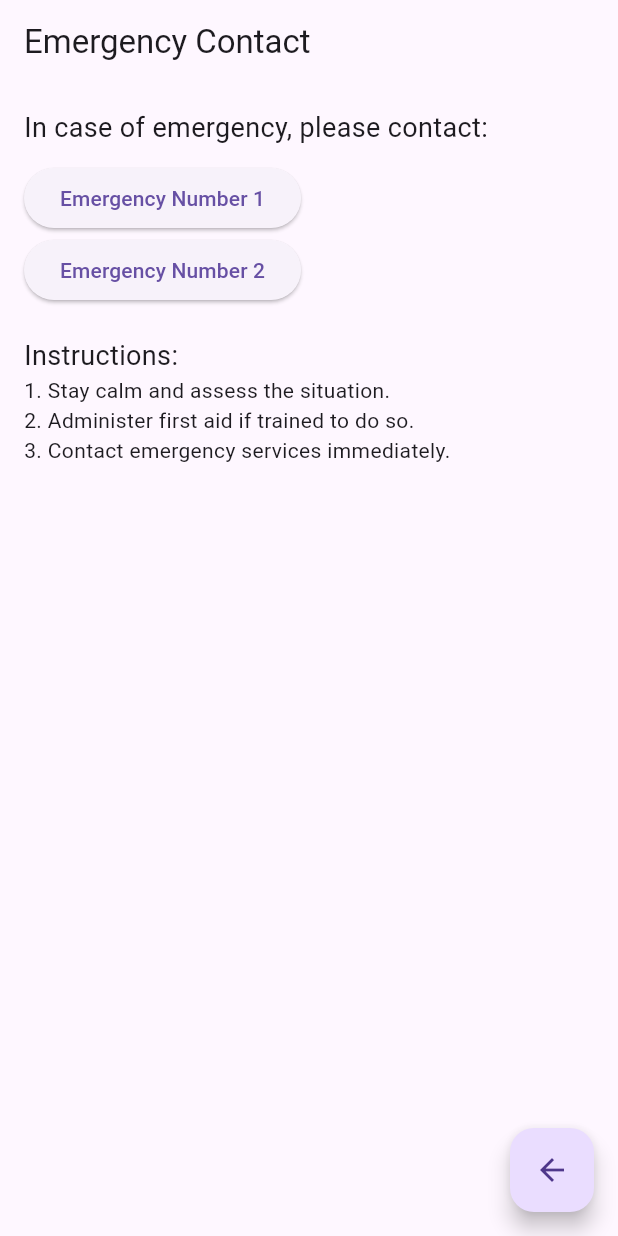
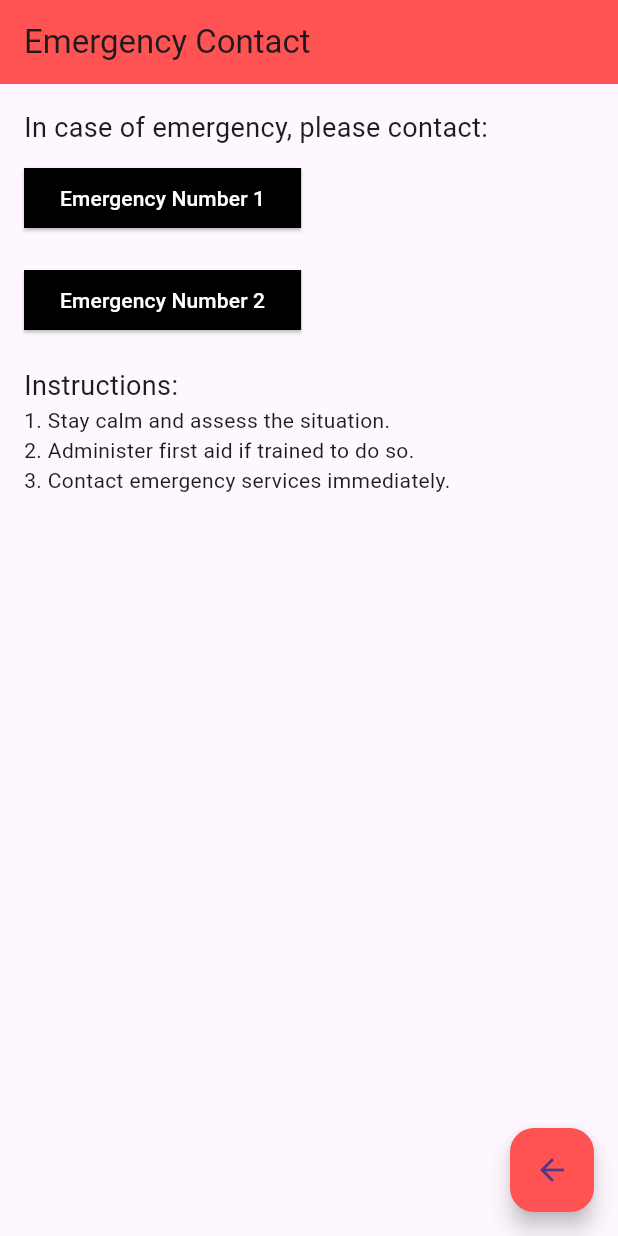
Before and after one commit to NadilDeSilva05/Crimson, a Flutter app: the screen it shows after launch, on a phone screen of 412 x 824 dp. Run offline on Flutter 3.47's test engine with Material 3 defaults, Android fonts, the phone set to English and light mode, and no system bars; our stand-ins replace device_preview.

Commit message:
update EmergencyContact UI 2

```diff
--- a/lib/EmergencyContacts/EmergencyContacts.dart
+++ b/lib/EmergencyContacts/EmergencyContacts.dart
@@ -1,13 +1,14 @@
 import 'package:flutter/material.dart';
 
 class EmergencyContact extends StatelessWidget {
-  const EmergencyContact({super.key});
+  const EmergencyContact({Key? key});
 
   @override
   Widget build(BuildContext context) {
     return Scaffold(
       appBar: AppBar(
         title: const Text('Emergency Contact'),
+        backgroundColor: Colors.redAccent, // Set app bar color
       ),
       body: Padding(
         padding: const EdgeInsets.all(16.0),
@@ -23,13 +24,36 @@ class EmergencyContact extends StatelessWidget {
               onPressed: () {
                 // Add functionality to call emergency contact number
               },
-              child: Text('Emergency Number 1'),
+              style: ElevatedButton.styleFrom(
+                backgroundColor:
+                    Colors.black, // Set button background color to black
+                shape: RoundedRectangleBorder(
+                  borderRadius: BorderRadius.circular(0.0), // Square shape
+                ),
+              ),
+              child: const Text(
+                'Emergency Number 1',
+                style:
+                    TextStyle(color: Colors.white), // Set text color to white
+              ),
             ),
+            const SizedBox(height: 20), // Increase the gap between buttons
             ElevatedButton(
               onPressed: () {
                 // Add functionality to call emergency contact number
               },
-              child: const Text('Emergency Number 2'),
+              style: ElevatedButton.styleFrom(
+                backgroundColor:
+                    Colors.black, // Set button background color to black
+                shape: RoundedRectangleBorder(
+                  borderRadius: BorderRadius.circular(0.0), // Square shape
+                ),
+              ),
+              child: const Text(
+                'Emergency Number 2',
+                style:
+                    TextStyle(color: Colors.white), // Set text color to white
+              ),
             ),
             const SizedBox(height: 20),
             const Text(
@@ -53,7 +77,8 @@ class EmergencyContact extends StatelessWidget {
           Navigator.of(context).pop();
         },
         tooltip: 'Back',
-        child: const Icon(Icons.arrow_back),
+        backgroundColor: Colors.redAccent,
+        child: const Icon(Icons.arrow_back), // Set FAB color
       ),
     );
   }
```
